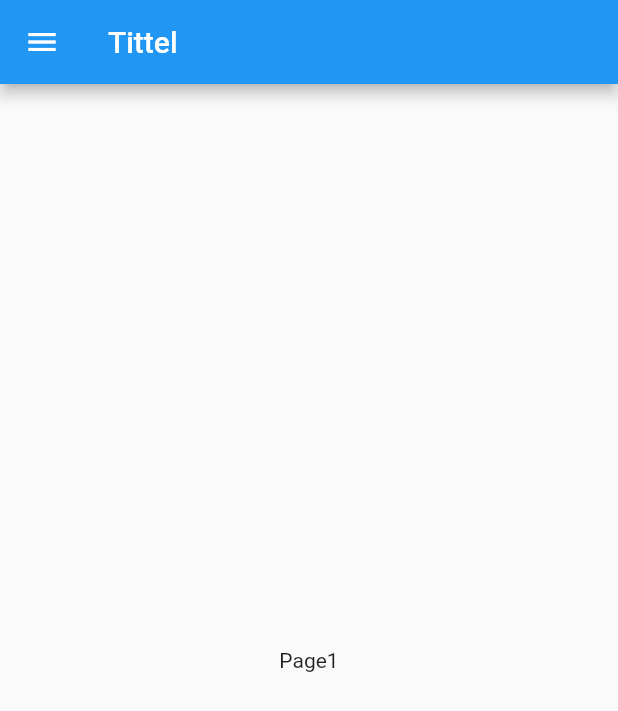
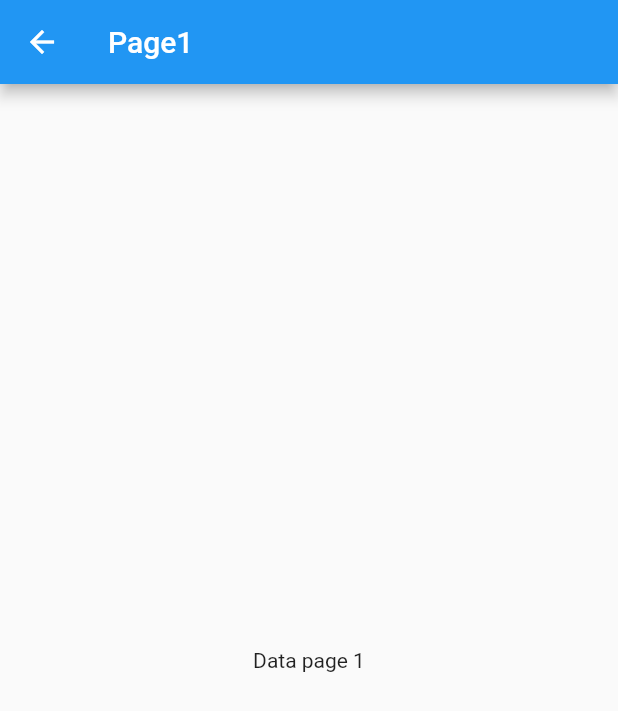
Before and after one commit to ulvtro70/webapp1, a Flutter app: the screen it shows after launch, in the side drawer, after a tap on "MenyItem1", on a phone screen of 412 x 824 dp. Shown: the top 711 px of the screen. Run offline on Flutter 3.47's test engine with Material 2 defaults, Android fonts, the phone set to English and light mode, and no system bars.

Commit message:
Forbedret routing

```diff
--- a/lib/main.dart
+++ b/lib/main.dart
@@ -1,5 +1,8 @@
 import 'package:flutter/material.dart';
-import 'package:webapp1/mainPage.dart';
+import 'package:webapp1/mainpage.dart';
+import 'package:webapp1/page1.dart';
+import 'package:webapp1/page2.dart';
+import 'package:webapp1/page3.dart';
 
 void main() {
   runApp(const MyApp());
@@ -12,9 +15,15 @@ class MyApp extends StatelessWidget {
 
   @override
   Widget build(BuildContext context) {
-    return const MaterialApp(
+    return MaterialApp(
+      initialRoute: '/',
+      routes: {
+        '/': (context) => const MainPage(),
+        '/page1': (context) => const Page1(),
+        '/page2': (context) => const Page2(),
+        '/page3': (context) => const Page3(),
+      },
       title: _title,
-      home: MainPage(),
     );
   }
 }
--- a/lib/mainPage.dart
+++ b/lib/mainPage.dart
@@ -1,7 +1,4 @@
 import 'package:flutter/material.dart';
-import 'package:webapp1/page1.dart';
-import 'package:webapp1/page2.dart';
-import 'package:webapp1/page3.dart';
 
 class MainPage extends StatefulWidget {
   const MainPage({super.key});
@@ -11,8 +8,6 @@ class MainPage extends StatefulWidget {
 }
 
 class _MainPageState extends State<MainPage> {
-  Widget _Page = Page1();
-
   @override
   Widget build(BuildContext context) {
     return Scaffold(
@@ -30,34 +25,27 @@ class _MainPageState extends State<MainPage> {
             ListTile(
               title: const Text('MenyItem1'),
               onTap: () {
-                setState(() {
-                  _Page = const Page1();
-                });
-                Navigator.pop(context);
+                Navigator.popAndPushNamed(context, '/page1');
               },
             ),
             ListTile(
               title: const Text('MenyItem2'),
               onTap: () {
-                setState(() {
-                  _Page = const Page2();
-                });
-                Navigator.pop(context);
+                Navigator.popAndPushNamed(context, '/page2');
               },
             ),
             ListTile(
               title: const Text('MenyItem3'),
               onTap: () {
-                setState(() {
-                  _Page = const Page3();
-                });
-                Navigator.pop(context);
+                Navigator.popAndPushNamed(context, '/page3');
               },
             ),
           ],
         ),
       ),
-      body: _Page,
+      body: const Center(
+        child: Text('Hovedside'),
+      ),
     );
   }
 }
--- a/lib/page1.dart
+++ b/lib/page1.dart
@@ -5,8 +5,11 @@ class Page1 extends StatelessWidget {
 
   @override
   Widget build(BuildContext context) {
-    return const Center(
-      child: Text('Page1'),
+    return Scaffold(
+      appBar: AppBar(
+        title: const Text('Page1'),
+      ),
+      body: const Center(child: Text('Data page 1')),
     );
   }
 }
```
Also changed, not shown: lib/page2.dart (+5 -2 lines), lib/page3.dart (+5 -2 lines), 1 other file.
